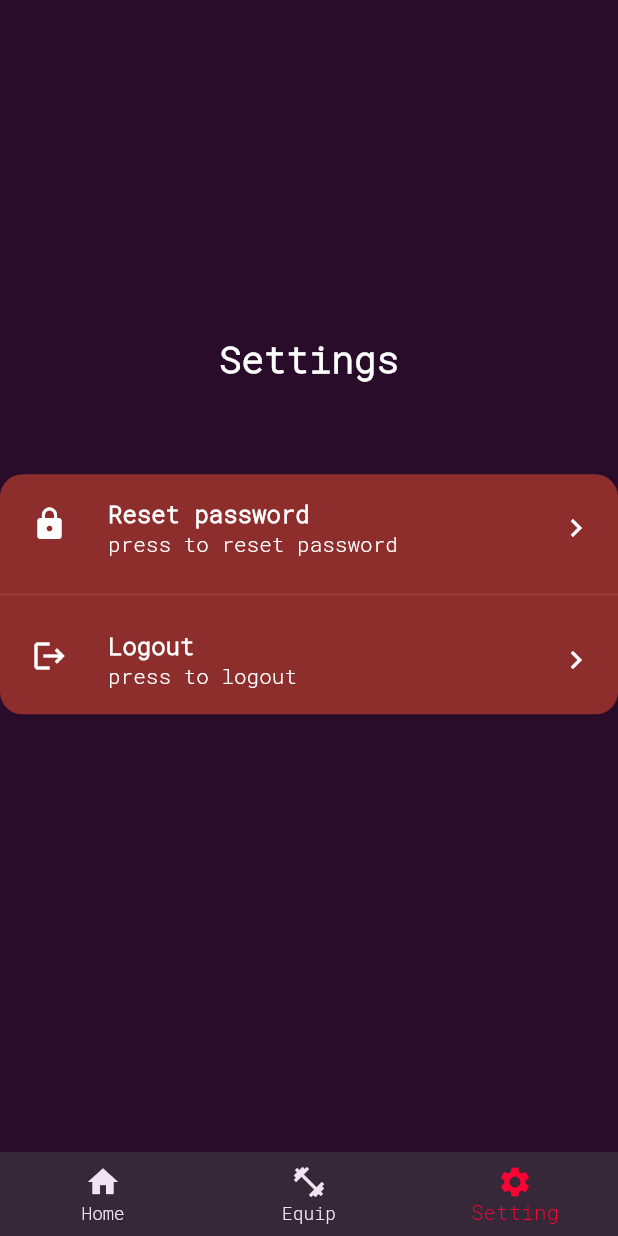
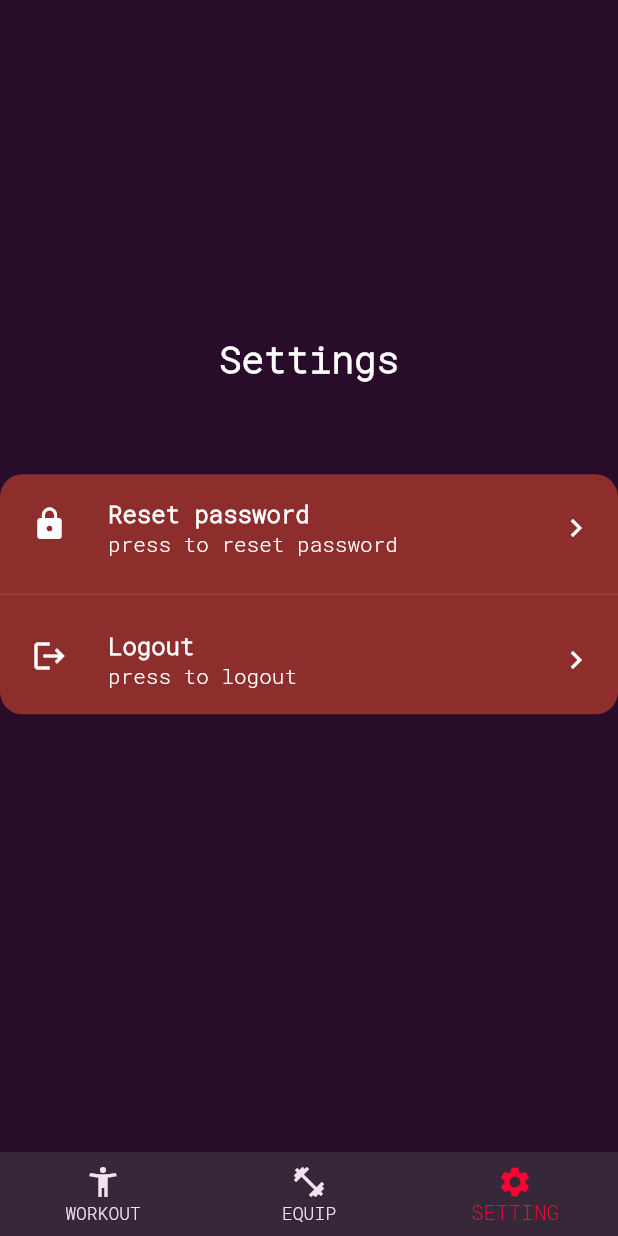
Before and after one commit to JDWorkoutApp/jd_workout_flutter, a Flutter app: the HomePage screen opened directly, item 3 of the bottom bar chosen, on a phone screen of 412 x 824 dp. Run offline on Flutter 3.47's test engine with Material 2 defaults, Android fonts, the phone set to English and light mode, and no system bars; our stand-ins replace firebase_auth, firebase_core, flutter_dotenv, fluttertoast, google_sign_in, package_info_plus and 2 more; missing offline and left inert: animated_glitch, vizor; accounts and stored records are empty; network calls fail.

Commit message:
Navigation bar text and icon modify

```diff
--- a/lib/pages/home_page/home_page.dart
+++ b/lib/pages/home_page/home_page.dart
@@ -42,16 +42,16 @@ class _HomePageState extends State<HomePage> {
         },
         items: const [
           BottomNavigationBarItem(
-            icon: Icon(Icons.home),
-            label: 'Home',
+            icon: Icon(Icons.accessibility_new),
+            label: 'WORKOUT',
           ),
           BottomNavigationBarItem(
             icon: Icon(Icons.fitness_center),
-            label: 'Equip',
+            label: 'EQUIP',
           ),
           BottomNavigationBarItem(
             icon: Icon(Icons.settings),
-            label: 'Setting',
+            label: 'SETTING',
           ),
         ],
       ),
```
